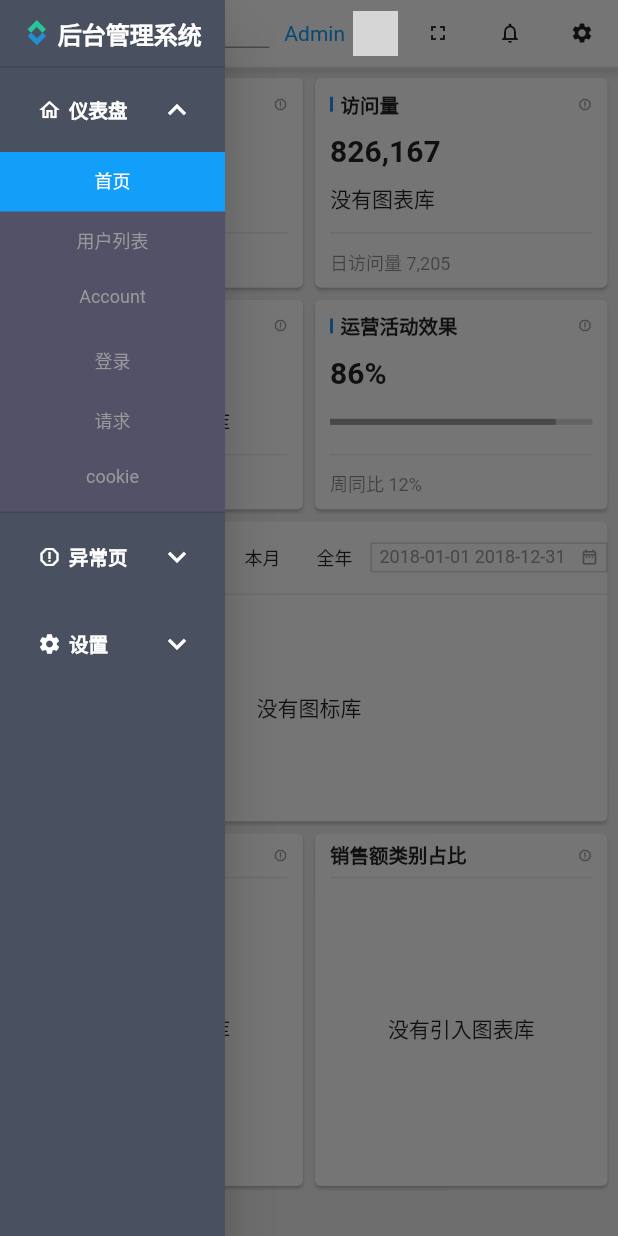
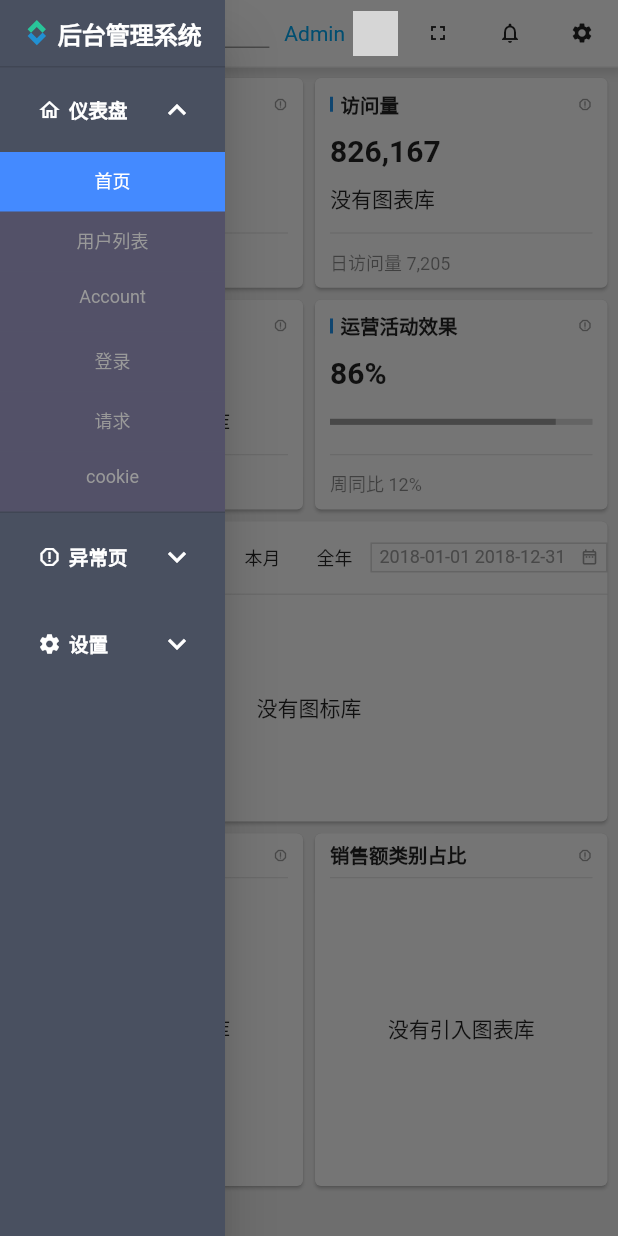
Before and after one commit to JDongKhan/flutter_admin_universal, a Flutter app: the screen it shows after launch, in the side drawer, after a tap on the "menu" icon, on a phone screen of 412 x 824 dp. Run offline on Flutter 3.47's test engine with Material 2 defaults, Android fonts, the phone set to English and light mode, and no system bars; our stand-ins replace dio, flutter_screenutil, flutter_svg, routemaster; missing offline and left inert: dart:html, dart:js, pluto_grid; grey boxes are pictures that could not be loaded.

Commit message:
mod style

```diff
--- a/lib/main.dart
+++ b/lib/main.dart
@@ -1,19 +1,30 @@
 import 'package:flutter/material.dart';
+import 'package:provider/provider.dart';
 import 'package:routemaster/routemaster.dart';
 
 import 'route.dart';
 import 'service/environment.dart';
+import 'style/app_theme.dart';
 import 'style/constants.dart';
 
 void main() {
   environment.init();
-  runApp(MyApp());
+  runApp(
+    MultiProvider(
+      providers: [
+        ChangeNotifierProvider(create: (_) => AppTheme()),
+      ],
+      child: MyApp(),
+    ),
+  );
 }
 
 class MyApp extends StatelessWidget {
   // This widget is the root of your application.
   @override
   Widget build(BuildContext context) {
+    ///不想让整个myApp都刷新
+    // AppTheme appTheme = context.watch<AppTheme>();
     return MaterialApp.router(
       debugShowCheckedModeBanner: false,
       title: appName,
@@ -36,7 +47,7 @@ class MyApp extends StatelessWidget {
         // or simply save your changes to "hot reload" in a Flutter IDE).
         // Notice that the counter didn't reset back to zero; the application
         // is not restarted.
-        primaryColor: primaryColor,
+        primaryColor: Colors.blueAccent,
         highlightColor: Colors.transparent,
         splashColor: Colors.transparent,
         splashFactory: NoSplash.splashFactory,
--- a/lib/pages/dashboard/model/dashboard_model.dart
+++ b/lib/pages/dashboard/model/dashboard_model.dart
@@ -1,4 +1,17 @@
+import 'package:flutter/cupertino.dart';
+import 'package:flutter/material.dart';
+import 'package:flutter_admin_universal/widget/universal_dashboard.dart';
+
 ///@Description TODO
 ///@Author jd
 
-class DashboardModel {}
+class DashboardModel with ChangeNotifier {
+  bool openFullScreen = false;
+
+  void openOrCloseFullScreen(BuildContext context) {
+    openFullScreen = !openFullScreen;
+    UniversalDashboard.of(context)?.openOrCloseLeftMenu(open: openFullScreen);
+    UniversalDashboard.of(context)?.openOrCloseSetting(open: openFullScreen);
+    notifyListeners();
+  }
+}
--- a/lib/pages/dashboard/page/dashboard.dart
+++ b/lib/pages/dashboard/page/dashboard.dart
@@ -1,11 +1,10 @@
 import 'package:flutter/material.dart';
 import 'package:flutter_admin_universal/network/network_utils.dart';
-import 'package:flutter_admin_universal/service/environment.dart';
-import 'package:flutter_admin_universal/service/path/login_path.dart';
-import 'package:flutter_admin_universal/style/constants.dart';
+import 'package:flutter_admin_universal/style/app_theme.dart';
 import 'package:flutter_admin_universal/widget/deferred_widget.dart';
 import 'package:flutter_admin_universal/widget/universal_dashboard.dart';
 import 'package:flutter_screenutil/flutter_screenutil.dart';
+import 'package:provider/provider.dart';
 
 import '../../../platform/platform_adapter.dart';
 import '../../account/account_list_page.dart' deferred as account;
@@ -95,19 +94,19 @@ class _DashboardPageState extends State<DashboardPage> {
           if (UniversalDashboard.isMobile()) {
             Navigator.of(context).pop();
           }
-          if (item.route == '/to_login') {
-            platformAdapter.login(environment.path.loginUrl);
-            return;
-          }
-          if (item.route == '/to_request') {
-            _callRequest();
-            // html.window.open('https://www.baidu.com', 'baidu');
-            return;
-          }
-          if (item.route == '/to_cookie') {
-            platformAdapter.cookies();
-            return;
-          }
+          // if (item.route == '/to_login') {
+          //   platformAdapter.login(environment.path.loginUrl);
+          //   return;
+          // }
+          // if (item.route == '/to_request') {
+          //   _callRequest();
+          //   // html.window.open('https://www.baidu.com', 'baidu');
+          //   return;
+          // }
+          // if (item.route == '/to_cookie') {
+          //   platformAdapter.cookies();
+          //   return;
+          // }
 
           WidgetBuilder? widgetBuilder = item.builder;
           if (widgetBuilder != null) {
@@ -120,7 +119,7 @@ class _DashboardPageState extends State<DashboardPage> {
       ),
       mainPage: Container(
         constraints: BoxConstraints(minWidth: 1000),
-        color: bgColor,
+        color: context.watch<AppTheme>().theme.bgColor,
         child: Column(
           children: [
             MainTopWidget(),
--- a/lib/pages/left_menu/left_menu_page.dart
+++ b/lib/pages/left_menu/left_menu_page.dart
@@ -1,7 +1,9 @@
 import 'package:flutter/material.dart';
+import 'package:flutter_admin_universal/style/app_theme.dart';
 import 'package:flutter_admin_universal/style/constants.dart';
 import 'package:flutter_admin_universal/widget/universal_dashboard.dart';
 import 'package:flutter_svg/flutter_svg.dart';
+import 'package:provider/provider.dart';
 
 import 'model/menu_item.dart';
 
@@ -24,19 +26,20 @@ class LeftMenuPage extends StatelessWidget {
 
   @override
   Widget build(BuildContext context) {
+    AppTheme model = context.watch<AppTheme>();
     return Container(
       width: kMenuWidth,
       child: Drawer(
-        backgroundColor: kMenuBackgroundColor,
+        backgroundColor: model.theme.menuBackgroundColor,
         child: Column(
           children: [
-            _topTitleWidget(),
+            _topTitleWidget(model),
             Expanded(
               child: ListView(
                 padding: EdgeInsets.zero,
                 children: items
                     .map(
-                      (e) => _firstItemWidget(context, e),
+                      (e) => _firstItemWidget(context, e, model),
                     )
                     .toList(),
               ),
@@ -47,9 +50,8 @@ class LeftMenuPage extends StatelessWidget {
     );
   }
 
-  Widget _topTitleWidget() {
+  Widget _topTitleWidget(AppTheme model) {
     return Container(
-      color: kMenuBackgroundColor,
       child: SafeArea(
         bottom: false,
         child: Container(
@@ -69,7 +71,7 @@ class LeftMenuPage extends StatelessWidget {
               Text(
                 '后台管理系统',
                 style: TextStyle(
-                  color: kMenuPrimaryTextColor,
+                  color: model.theme.menuPrimaryTextColor,
                   fontWeight: FontWeight.bold,
                   fontSize: 16,
                 ),
@@ -81,29 +83,31 @@ class LeftMenuPage extends StatelessWidget {
     );
   }
 
-  Widget _firstItemWidget(BuildContext context, MenuItem firstItem) {
+  Widget _firstItemWidget(
+      BuildContext context, MenuItem firstItem, AppTheme model) {
     int index = items.indexOf(firstItem);
 
     /// 更改ExpansionTile主题 可使用Theme或collapsedIconColor
     return Theme(
-      data: ThemeData(
-        colorScheme: ColorScheme.light(primary: kMenuPrimaryTextColor),
-        unselectedWidgetColor: kMenuPrimaryTextColor,
+      data: Theme.of(context).copyWith(
+        colorScheme:
+            ColorScheme.light(primary: model.theme.menuPrimaryTextColor),
+        unselectedWidgetColor: model.theme.menuPrimaryTextColor,
       ),
       child: ExpansionTile(
         expandedAlignment: Alignment.bottomRight,
-        collapsedIconColor: kMenuPrimaryTextColor,
+        collapsedIconColor: model.theme.menuPrimaryTextColor,
         initiallyExpanded: index == 0 ? true : false,
-        iconColor: kMenuPrimaryTextColor,
-        backgroundColor: kMenuBackgroundColor,
-        collapsedBackgroundColor: kMenuBackgroundColor,
+        iconColor: model.theme.menuPrimaryTextColor,
+        backgroundColor: Colors.transparent,
+        collapsedBackgroundColor: Colors.transparent,
         tilePadding: const EdgeInsets.only(left: 25, right: 20),
         title: Row(
           mainAxisSize: MainAxisSize.min,
           children: [
             Icon(
               firstItem.iconData,
-              color: kMenuPrimaryTextColor,
+              color: model.theme.menuPrimaryTextColor,
               size: 16,
             ),
             const SizedBox(
@@ -112,7 +116,7 @@ class LeftMenuPage extends StatelessWidget {
             Text(
               firstItem.title ?? '',
               style: TextStyle(
-                color: kMenuPrimaryTextColor,
+                color: model.theme.menuPrimaryTextColor,
                 fontSize: 13,
                 fontWeight: FontWeight.bold,
               ),
@@ -121,14 +125,15 @@ class LeftMenuPage extends StatelessWidget {
         ),
         children: firstItem.items!
             .map(
-              (e) => _secondItemWidget(context, e),
+              (e) => _secondItemWidget(context, e, model),
             )
             .toList(),
       ),
     );
   }
 
-  Widget _secondItemWidget(BuildContext context, MenuItem secondItem) {
+  Widget _secondItemWidget(
+      BuildContext context, MenuItem secondItem, AppTheme model) {
     return FractionallySizedBox(
       widthFactor: 1,
       child: GestureDetector(
@@ -141,8 +146,8 @@ class LeftMenuPage extends StatelessWidget {
           padding: const EdgeInsets.only(top: 10),
           decoration: BoxDecoration(
             color: selectedItem == secondItem
-                ? Theme.of(context).primaryColor
-                : kMenuSubBackgroundColor,
+                ? model.theme.menuSubSelectedBackgroundColor
+                : model.theme.menuSubBackgroundColor,
           ),
           child: Center(
             child: Container(
@@ -152,8 +157,8 @@ class LeftMenuPage extends StatelessWidget {
                 style: TextStyle(
                   fontSize: 12,
                   color: selectedItem == secondItem
-                      ? kMenuSelectedTextColor
-                      : kMenuSubTextColor,
+                      ? model.theme.menuSelectedTextColor
+                      : model.theme.menuSubTextColor,
                 ),
               ),
             ),
--- a/lib/pages/top_nav/main_top_widget.dart
+++ b/lib/pages/top_nav/main_top_widget.dart
@@ -1,7 +1,8 @@
 import 'package:flutter/material.dart';
+import 'package:flutter_admin_universal/pages/dashboard/model/dashboard_model.dart';
 import 'package:flutter_admin_universal/platform/platform_adapter.dart';
-import 'package:flutter_admin_universal/style/constants.dart';
 import 'package:flutter_admin_universal/widget/universal_dashboard.dart';
+import 'package:provider/provider.dart';
 
 /// @author jd
 
@@ -56,14 +57,15 @@ class MainTopWidget extends StatelessWidget {
                   _buildUserHead(),
                   IconButton(
                     icon: Icon(
-                      Icons.fullscreen,
+                      context.watch<DashboardModel>().openFullScreen
+                          ? Icons.fullscreen_exit
+                          : Icons.fullscreen,
                       size: 16,
                     ),
                     onPressed: () {
-                      UniversalDashboard.of(context)
-                          ?.openOrCloseLeftMenu(open: false);
-                      UniversalDashboard.of(context)
-                          ?.openOrCloseSetting(open: false);
+                      context
+                          .read<DashboardModel>()
+                          .openOrCloseFullScreen(context);
                     },
                   ),
                   IconButton(
@@ -114,7 +116,7 @@ class MainTopWidget extends StatelessWidget {
         children: [
           Text(
             'Admin',
-            style: TextStyle(color: primaryColor, fontSize: 14),
+            style: TextStyle(color: Colors.lightBlue, fontSize: 14),
           ),
           const SizedBox(
             width: 5,
--- a/lib/route.dart
+++ b/lib/route.dart
@@ -13,7 +13,7 @@ import 'widget/deferred_widget.dart';
 final Map<String, PageBuilder> routes = {
   '/': (_) {
     return MaterialPage(
-      child: Provider(
+      child: ChangeNotifierProvider(
         create: (BuildContext context) => DashboardModel(),
         child: DeferredWidget(
           future: home.loadLibrary(),
--- /dev/null
+++ b/lib/style/app_theme.dart
@@ -0,0 +1,16 @@
+import 'package:flutter/foundation.dart';
+
+import 'theme.dart';
+
+///@Description TODO
+///@Author jd
+
+class AppTheme with ChangeNotifier {
+  MyTheme theme = MyTheme.defaultTheme();
+
+  void changTheme(MyTheme theme) {
+    debugPrint('改变主题颜色');
+    this.theme = theme;
+    notifyListeners();
+  }
+}
--- a/lib/style/constants.dart
+++ b/lib/style/constants.dart
@@ -4,38 +4,9 @@ import 'package:flutter/material.dart';
 
 ///项目名称
 const String appName = '后台管理系统';
-
-///主色调
-const primaryColor = Color.fromRGBO(17, 159, 250, 1);
-
-///次色调
-const secondaryColor = Colors.white;
-
-///背景
-const bgColor = Color.fromRGBO(240, 240, 240, 1);
-
-///主文字颜色
-const primaryTextColor = Colors.black;
-
-///副标题文字颜色
-const secondaryTextColor = Colors.black;
-
 // Default App Padding
 const appPadding = 12.0;
 
-///其他颜色
-const grey = Color.fromRGBO(148, 170, 220, 1);
-const purple = Color.fromRGBO(165, 80, 179, 1);
-const orange = Color.fromRGBO(251, 137, 13, 1);
-const green = Color.fromRGBO(51, 173, 127, 1);
-const red = Colors.red;
-
 const double kMenuWidth = 150;
 
-const Color kMenuBackgroundColor = Color(0xFF495060);
-const Color kMenuPrimaryTextColor = Color(0xffffffff);
 const Color kMenuTextColor = Color(0xffbcbfcb);
-const Color kMenuSelectedTextColor = Color(0xffffffff);
-const Color kMenuSubTextColor = Color(0xff999999);
-
-const Color kMenuSubBackgroundColor = Color(0xff363e4);
--- /dev/null
+++ b/lib/style/theme.dart
@@ -0,0 +1,97 @@
+import 'dart:ui';
+
+import 'package:flutter/material.dart';
+
+///@Description TODO
+///@Author jd
+
+class MyTheme {
+  ///主色调
+  final Color primaryColor;
+
+  ///次色调
+  final Color secondaryColor;
+
+  ///背景
+  final Color bgColor;
+
+  ///主文字颜色
+  final Color primaryTextColor;
+
+  ///副标题文字颜色
+  final Color secondaryTextColor;
+
+  ///菜单背景色
+  final Color menuBackgroundColor;
+
+  ///菜单文本色
+  final Color menuPrimaryTextColor;
+
+  ///菜单选中文本颜色
+  final Color menuSelectedTextColor;
+
+  ///菜单副文本颜色
+  final Color menuSubTextColor;
+
+  ///菜单副文本背景色
+  final Color menuSubBackgroundColor;
+
+  ///选中颜色
+  final Color menuSubSelectedBackgroundColor;
+
+  MyTheme.defaultTheme({
+    this.primaryColor = const Color(0xFF495060),
+    this.secondaryColor = Colors.white,
+    this.bgColor = const Color(0xfff0f0f0),
+    this.primaryTextColor = Colors.black87,
+    this.secondaryTextColor = Colors.black54,
+    this.menuBackgroundColor = const Color(0xFF495060),
+    this.menuPrimaryTextColor = Colors.white,
+    this.menuSelectedTextColor = Colors.white,
+    this.menuSubTextColor = const Color(0xff999999),
+    this.menuSubBackgroundColor = const Color(0xff363e4),
+    this.menuSubSelectedBackgroundColor = Colors.blueAccent,
+  });
+
+  MyTheme.black87Theme({
+    this.primaryColor = Colors.black87,
+    this.secondaryColor = Colors.white,
+    this.bgColor = const Color(0xfff0f0f0),
+    this.primaryTextColor = Colors.white,
+    this.secondaryTextColor = Colors.black54,
+    this.menuBackgroundColor = Colors.black87,
+    this.menuPrimaryTextColor = Colors.white,
+    this.menuSelectedTextColor = Colors.white,
+    this.menuSubTextColor = const Color(0xff999999),
+    this.menuSubBackgroundColor = Colors.black54,
+    this.menuSubSelectedBackgroundColor = Colors.blueAccent,
+  });
+
+  MyTheme.redAccentTheme({
+    this.primaryColor = Colors.redAccent,
+    this.secondaryColor = Colors.white,
+    this.bgColor = const Color(0xfff0f0f0),
+    this.primaryTextColor = Colors.white,
+    this.secondaryTextColor = Colors.black54,
+    this.menuBackgroundColor = Colors.redAccent,
+    this.menuPrimaryTextColor = Colors.white,
+    this.menuSelectedTextColor = Colors.white,
+    this.menuSubTextColor = const Color(0xff999999),
+    this.menuSubBackgroundColor = Colors.deepOrangeAccent,
+    this.menuSubSelectedBackgroundColor = Colors.blueAccent,
+  });
+
+  MyTheme.blueAccentTheme({
+    this.primaryColor = Colors.blueAccent,
+    this.secondaryColor = Colors.white,
+    this.bgColor = const Color(0xfff0f0f0),
+    this.primaryTextColor = Colors.white,
+    this.secondaryTextColor = Colors.black54,
+    this.menuBackgroundColor = Colors.blueAccent,
+    this.menuPrimaryTextColor = Colors.white,
+    this.menuSelectedTextColor = Colors.white,
+    this.menuSubTextColor = const Color(0xffeeeeee),
+    this.menuSubBackgroundColor = Colors.deepOrangeAccent,
+    this.menuSubSelectedBackgroundColor = Colors.redAccent,
+  });
+}
```
Also changed, not shown: lib/pages/setting/setting_page.dart (+79 -2 lines).
